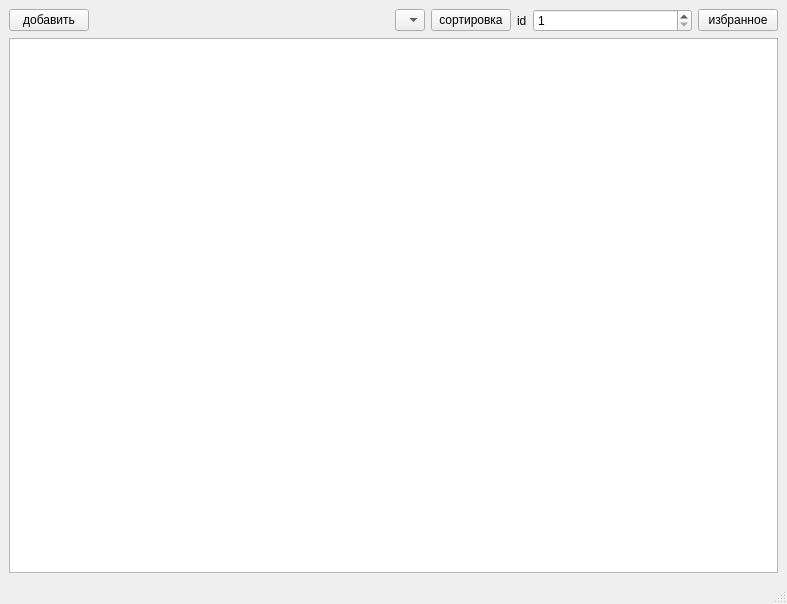
mrkihiki/kb_231_3-1_py_qtsem, file Form1.ui: the form before one commit.
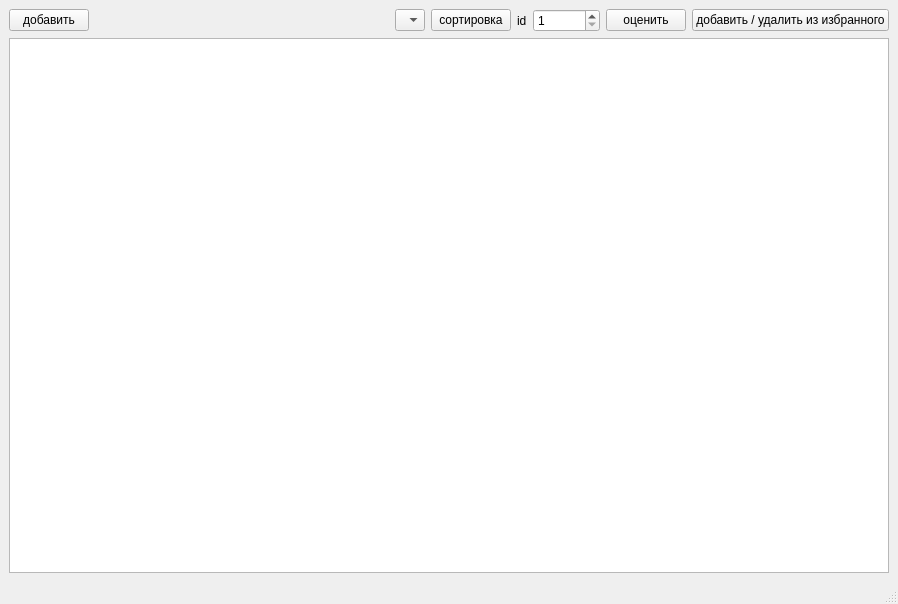
The form after the commit.

Diff of the .ui file:
```diff
--- a/Form1.ui
+++ b/Form1.ui
@@ -6,7 +6,7 @@
    <rect>
     <x>0</x>
     <y>0</y>
-    <width>787</width>
+    <width>896</width>
     <height>604</height>
    </rect>
   </property>
@@ -18,7 +18,7 @@
     <item>
      <layout class="QVBoxLayout" name="verticalLayout_2" stretch="0,1">
       <item>
-       <layout class="QHBoxLayout" name="horizontalLayout" stretch="0,0,0,0,0,1,0">
+       <layout class="QHBoxLayout" name="horizontalLayout" stretch="0,0,0,0,0,1,0,0">
         <property name="sizeConstraint">
          <enum>QLayout::SetDefaultConstraint</enum>
         </property>
@@ -78,7 +78,14 @@
         <item>
          <widget class="QPushButton" name="pushButton">
           <property name="text">
-           <string>избранное</string>
+           <string>оценить</string>
+          </property>
+         </widget>
+        </item>
+        <item>
+         <widget class="QPushButton" name="pushButton_4">
+          <property name="text">
+           <string>добавить / удалить из избранного</string>
           </property>
          </widget>
         </item>
```
Left out of the diff: 8 changed lines with no effect on the pictures.
